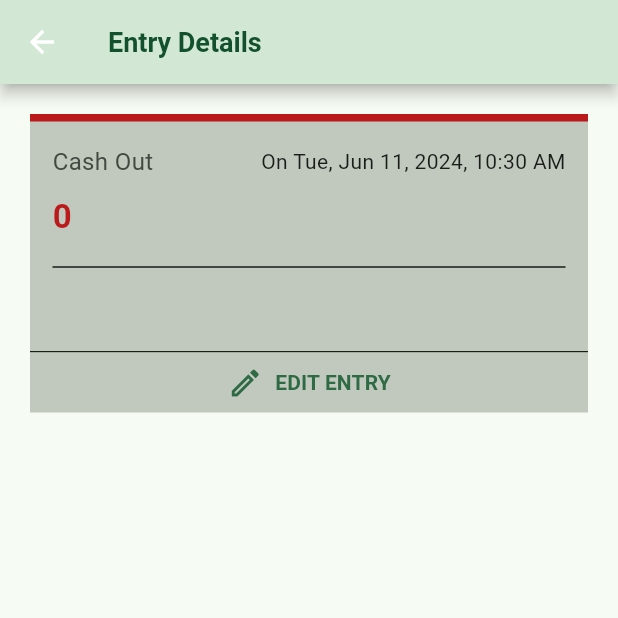
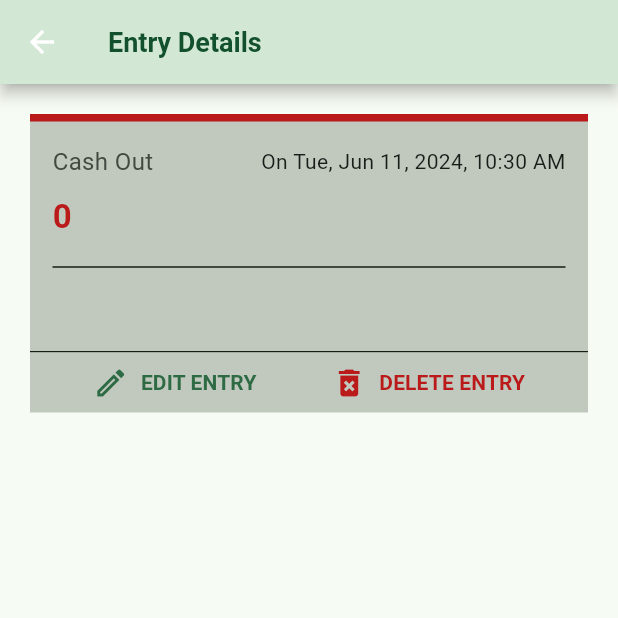
Before and after one commit to gxtanvir/daily_expenses, a Flutter app: the Details screen opened directly with empty values, on a phone screen of 412 x 824 dp, the top half of it. Run offline on Flutter 3.47's test engine with Material 3 defaults, Android fonts, the phone set to English and light mode, and no system bars; our stand-ins replace cloud_firestore, firebase_auth, firebase_core, flutter_riverpod, sqflite; accounts and stored records are empty.

Commit message:
Delete expense entry

```diff
--- a/lib/screens/expense_details.dart
+++ b/lib/screens/expense_details.dart
@@ -1,15 +1,17 @@
 import 'package:daily_expense/models/expense.dart';
 import 'package:flutter/material.dart';
+import 'package:flutter_riverpod/flutter_riverpod.dart';
 import 'package:intl/intl.dart';
+import 'package:daily_expense/providers/manage_expense_provider.dart';
 
 final formater = DateFormat.yMMMEd();
 
-class Details extends StatelessWidget {
+class Details extends ConsumerWidget {
   const Details({super.key, required this.expense});
   final Expense expense;
 
   @override
-  Widget build(BuildContext context) {
+  Widget build(BuildContext context, WidgetRef ref) {
     return Scaffold(
       appBar: AppBar(
         title: const Text("Entry Details"),
@@ -54,7 +56,7 @@ class Details extends StatelessWidget {
                     Text(
                       "On ${formater.format(expense.date)}, ${expense.time.format(context)}",
                       style: TextStyle(
-                          color: Theme.of(context).colorScheme.onBackground),
+                          color: Theme.of(context).colorScheme.onSurface),
                     ),
                   ],
                 ),
@@ -78,7 +80,7 @@ class Details extends StatelessWidget {
                 Text(
                   expense.remarks,
                   style: TextStyle(
-                      color: Theme.of(context).colorScheme.onBackground,
+                      color: Theme.of(context).colorScheme.onSurface,
                       fontSize:
                           Theme.of(context).textTheme.titleMedium!.fontSize),
                 ),
@@ -93,14 +95,39 @@ class Details extends StatelessWidget {
               color: Theme.of(context).colorScheme.outlineVariant,
               shape: BoxShape.rectangle,
             ),
-            child: TextButton.icon(
-                onPressed: () {},
-                icon: const Icon(Icons.create_outlined),
-                label: const Text(
-                  "EDIT ENTRY",
-                  style: TextStyle(fontWeight: FontWeight.bold),
-                )),
-          )
+            child: Row(
+              mainAxisAlignment: MainAxisAlignment.spaceEvenly,
+              children: [
+                TextButton.icon(
+                  onPressed: () {},
+                  icon: const Icon(Icons.create_outlined),
+                  label: const Text(
+                    "EDIT ENTRY",
+                    style: TextStyle(fontWeight: FontWeight.bold),
+                  ),
+                ),
+                TextButton.icon(
+                  onPressed: () {
+                    ref
+                        .read(manageExpenseProvider.notifier)
+                        .deleteExpense(expense);
+                    // AlertDialog()
+                    Navigator.of(context).pop();
+                  },
+                  icon: Icon(
+                    Icons.delete_forever,
+                    color: Theme.of(context).colorScheme.error,
+                  ),
+                  label: Text(
+                    "DELETE ENTRY",
+                    style: TextStyle(
+                        fontWeight: FontWeight.bold,
+                        color: Theme.of(context).colorScheme.error),
+                  ),
+                ),
+              ],
+            ),
+          ),
         ],
       ),
     );
```
Also changed, not shown: lib/providers/manage_expense_provider.dart (+8 -0 lines).
